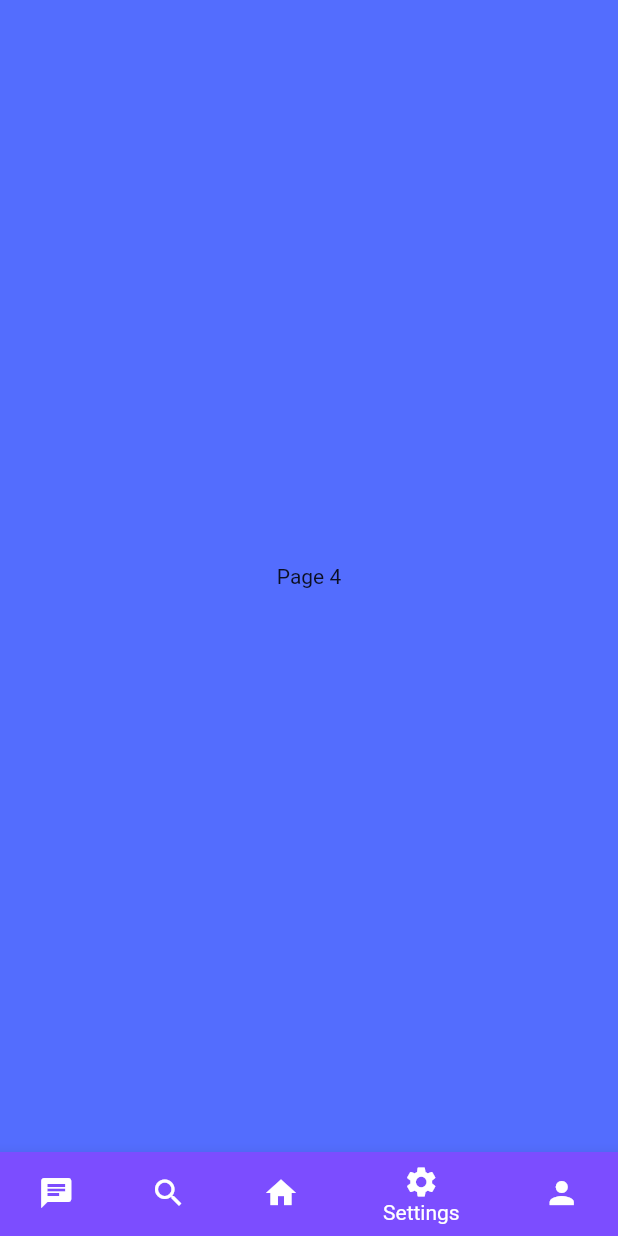
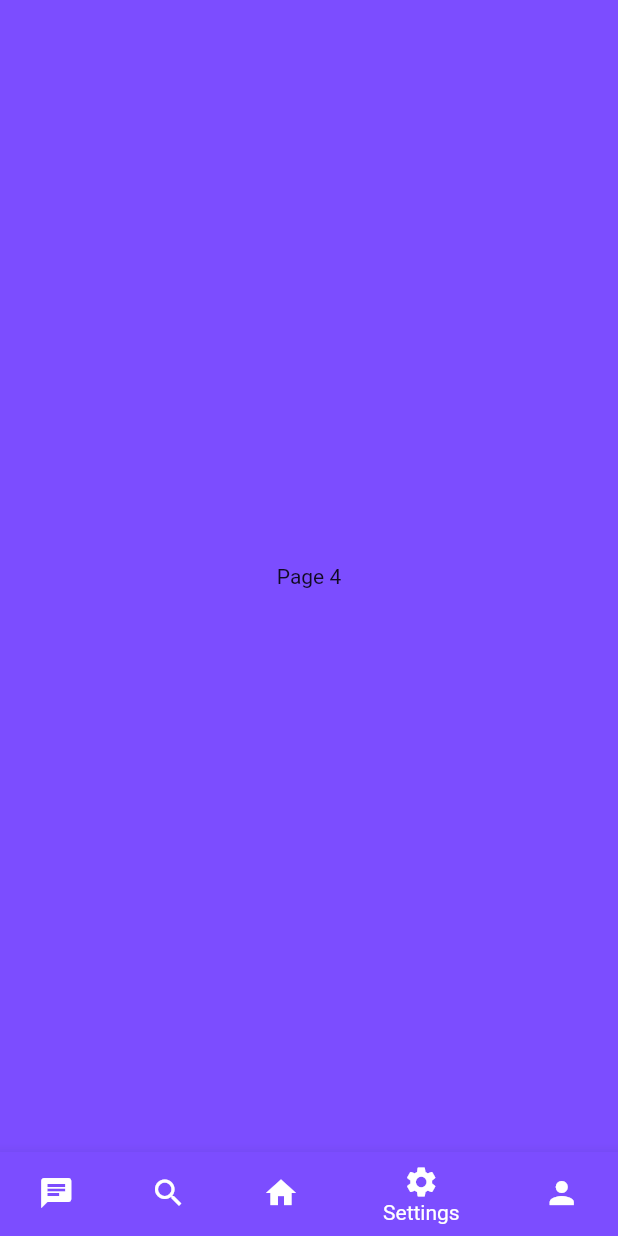
Before and after one commit to AdrianGroh306/challange_me, a Flutter app: the screen it shows after launch, item 4 of the bottom bar chosen, on a phone screen of 412 x 824 dp. Run offline on Flutter 3.47's test engine with Material 2 defaults, Android fonts, the phone set to English and light mode, and no system bars.

Commit message:
bottom nav bar

```diff
--- a/lib/homepage.dart
+++ b/lib/homepage.dart
@@ -16,7 +16,7 @@ class HomePageState extends State<HomePage> {
   @override
   Widget build(BuildContext context) {
     return Scaffold(
-      backgroundColor: Colors.indigoAccent,
+      backgroundColor: Colors.deepPurpleAccent,
       body: _pageOptions[_selectedPageIndex],
       bottomNavigationBar: BottomNavigationBar(
         backgroundColor: Colors.deepPurple,
```
